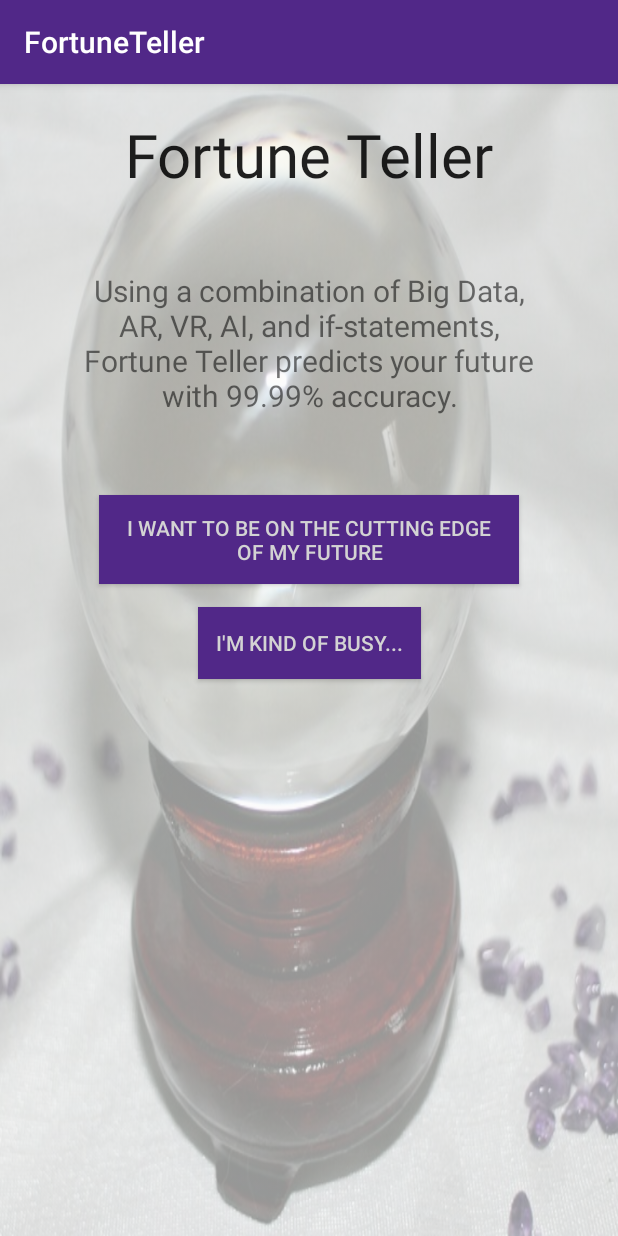
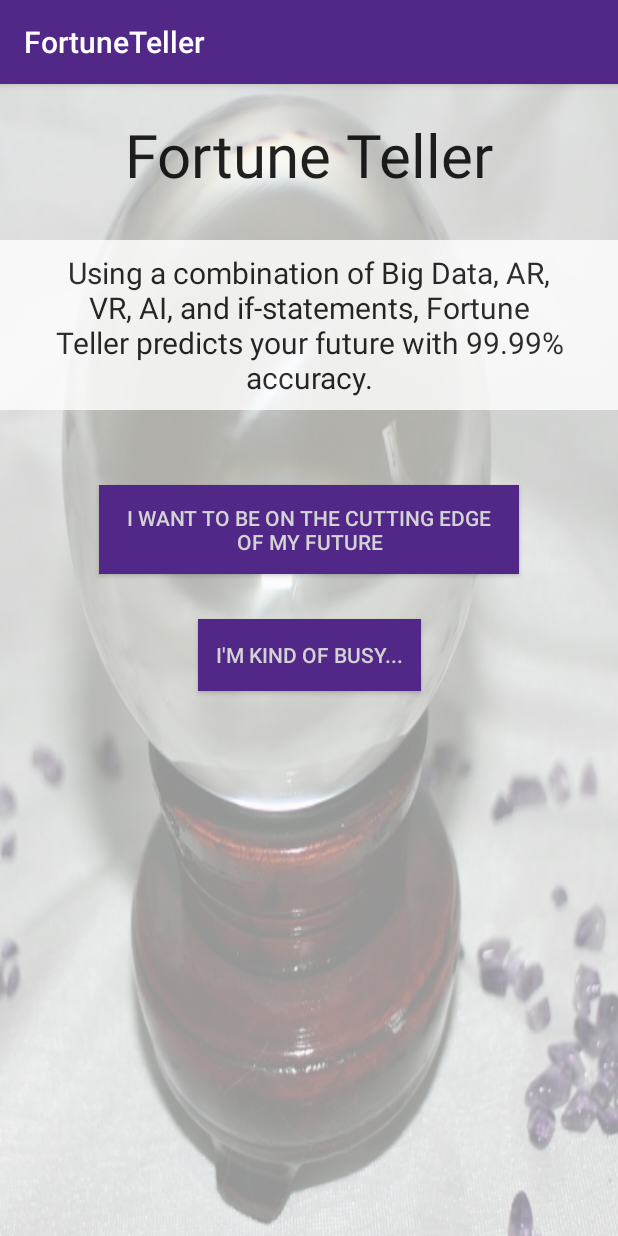
Before and after one commit to KSU-Mobile-Dev-Club/FortuneTeller, an Android app: the screen it shows after launch (MainActivity), on a phone screen of 412 x 824 dp. Run offline under Robolectric (Android 15) with nearby library versions, the phone set to English and light mode, and no system bars.

Commit message:
Adding background to intro text in main activity

```diff
--- a/app/src/main/res/layout/activity_main.xml
+++ b/app/src/main/res/layout/activity_main.xml
@@ -26,16 +26,19 @@
 
     <TextView
         android:id="@+id/introLabel"
-        android:layout_width="317dp"
-        android:layout_height="100dp"
-        android:layout_marginEnd="8dp"
-        android:layout_marginLeft="8dp"
-        android:layout_marginRight="8dp"
-        android:layout_marginStart="8dp"
-        android:layout_marginTop="50dp"
+        android:layout_width="match_parent"
+        android:layout_height="wrap_content"
+        android:layout_marginTop="30dp"
+        android:paddingLeft="20dp"
+        android:paddingRight="20dp"
+        android:paddingTop="8dp"
+        android:paddingBottom="8dp"
+        android:background="#FFFFFF"
         android:text="@string/description"
         android:textAlignment="center"
         android:textSize="20sp"
+        android:textColor="@color/colorPrimaryDark"
+        android:alpha="0.8"
         app:layout_constraintEnd_toEndOf="parent"
         app:layout_constraintStart_toStartOf="parent"
         app:layout_constraintTop_toBottomOf="@id/titleLabel" />
@@ -58,7 +61,7 @@
         style="@style/buttonStyle"
         android:layout_height="wrap_content"
         android:layout_width="wrap_content"
-        android:layout_marginTop="15dp"
+        android:layout_marginTop="30dp"
         android:text="@string/reject_quiz"
         app:layout_constraintEnd_toEndOf="parent"
         app:layout_constraintStart_toStartOf="parent"
```
